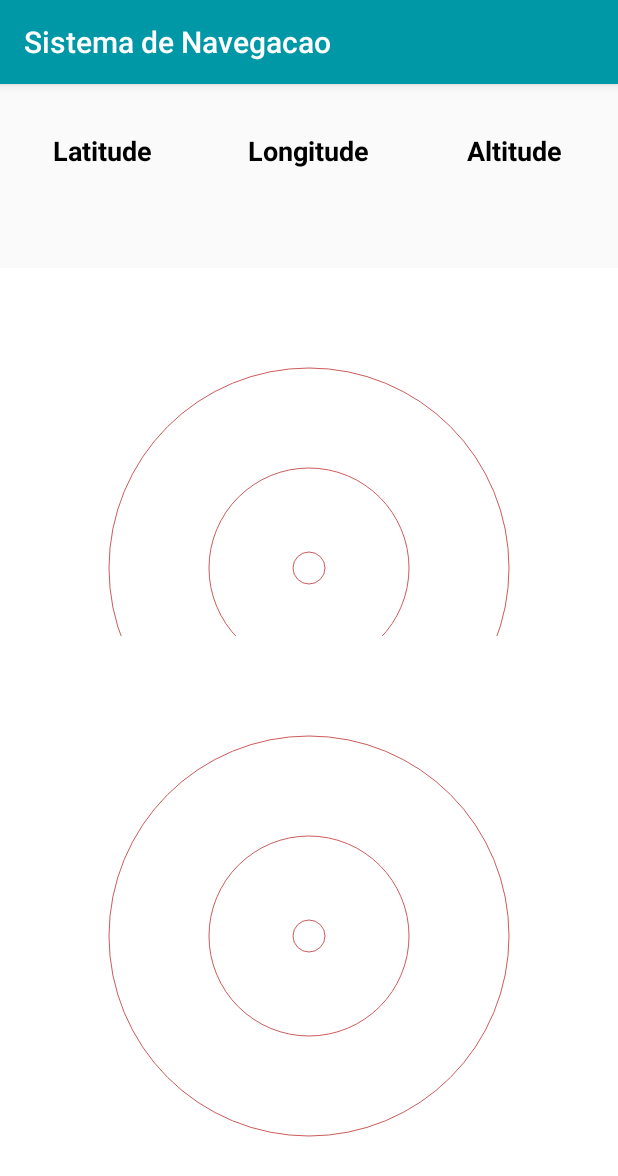
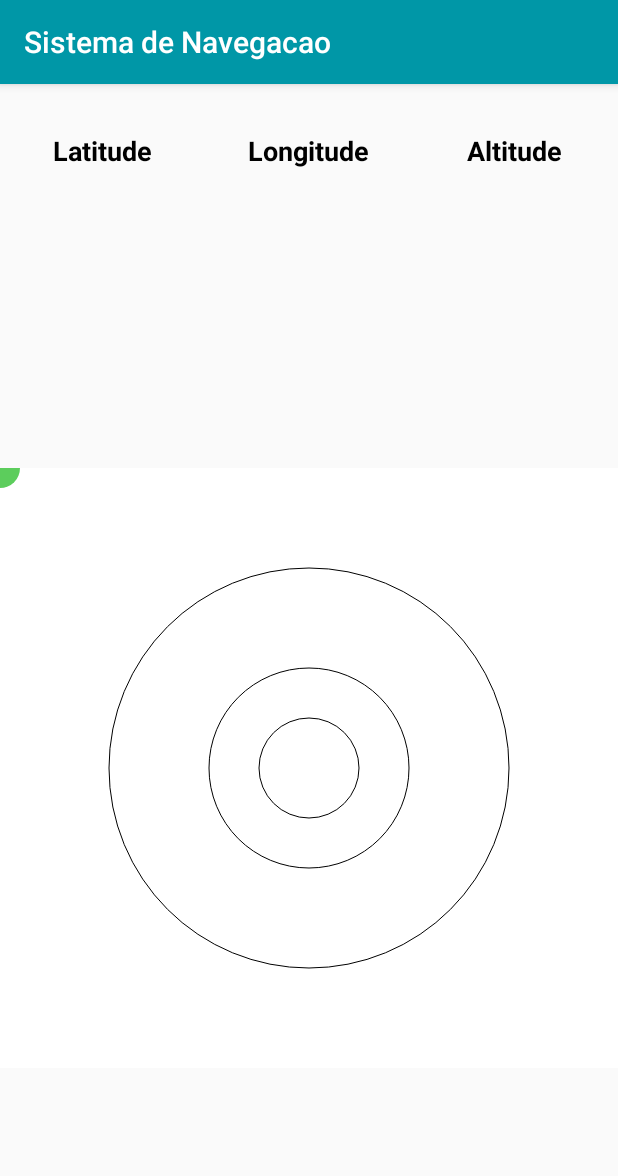
Before and after one commit to palomacorreia/_ANDROID_navegAndroid, an Android app: the TelaGNSS screen opened directly, with no data from a screen before it, on a phone screen of 412 x 824 dp. Shown: the top 1176 px of the screen. Run offline under Robolectric (Android 15) with nearby library versions, the phone set to English and light mode, and no system bars; 1 statement that could not run was skipped.

Commit message:
1 bolinha maldita

```diff
--- a/app/src/main/java/syssatelite/navegandroid/CircleView.java
+++ b/app/src/main/java/syssatelite/navegandroid/CircleView.java
@@ -20,6 +20,9 @@ public class CircleView extends View {
     private String text;      // texto
     private Rect rectangle;
     private Paint paint;
+    public Satelite Sat;
+    public float Xcc, Ycc;
+
 
     // construtor
     public CircleView(Context context, @Nullable AttributeSet attrs) {
@@ -37,53 +40,65 @@ public class CircleView extends View {
 
     }
 
-    @Override
+
+
+    public void SatInfo(Satelite arraySat)
+    {
+        //System.out.println("Tamnaho!"+ tamanho);
+        float Xc, Yc, Xs, Ys;
+        int radius = 5, i =0;
+        int W = this.getMeasuredHeight();
+        int H = this.getMeasuredHeight();
+        Paint paint = new Paint();
+        Canvas canvas =  new Canvas();
+
+        Xs = (float) (radius * Math.cos((arraySat.getELEV()) * Math.sin(arraySat.getAZIM())));
+        Ys = (float) (radius * Math.cos((arraySat.getELEV()) * Math.cos(arraySat.getAZIM()) ));
+
+        Xc = Xs + W / 2;
+        Yc = -Ys + H / 2;
+
+        paint.setStyle(Paint.Style.FILL);
+        paint.setColor(Color.BLUE);
+
+        canvas.drawPaint(paint);
+        // Use Color.parseColor to define HTML colors
+        paint.setColor(Color.parseColor("#5ccd5c"));
+
+        //canvas.drawCircle( Xc, (float)Yc, radius, paint);
+        System.out.println("DESENHEI O SATELITE MEU AMOR!");
+        Xcc = Xc;
+        Ycc = Yc;
+        System.out.println("Xcc" + Xcc);
+        System.out.println("Ycc" + Ycc);
+    }
+
+
     protected void onDraw(Canvas canvas) {
         Paint paint=new Paint();
 
 
         super.onDraw(canvas);
 
-        int x = getWidth();
-        int y = getHeight();
+        int x = getMeasuredWidth();
+        int y = getMeasuredHeight();
         int radius;
-        radius = 100;
+        radius = 50;
         paint.setStyle(Paint.Style.STROKE);
         paint.setColor(Color.WHITE);
         canvas.drawPaint(paint);
-        // Use Color.parseColor to define HTML colors
-        paint.setColor(Color.parseColor("#CD5C5C"));
+        // Use Color
+        // .parseColor to define HTML colors
+        paint.setColor(Color.parseColor("#000000"));
         canvas.drawCircle(x / 2, y / 2, radius, paint);
         canvas.drawCircle(x / 2, y / 2, radius*2, paint);
-        canvas.drawCircle(x / 2, y / 2, radius/6, paint);
+        canvas.drawCircle(x / 2, y / 2, radius*4, paint);
+        paint.setStyle(Paint.Style.FILL);
+        paint.setColor(Color.WHITE);
+        paint.setColor(Color.parseColor("#5ccd5c"));
+
+        canvas.drawCircle(Xcc, Ycc, 20, paint);}
 
 
-    }
-
-    public void SatInfo(Satelite arraySat)
-    {
-        double Xc, Yc, Xs, Ys;
-        int radius = 8;
-        int W = getWidth();
-        int H = getHeight();
-        Paint paint=new Paint();
-        Canvas canvas =  new Canvas();
-
-        Xs = radius * Math.cos(arraySat.getELEV()* Math.sin(arraySat.getAZIM()));
-        Ys = radius * Math.cos(arraySat.getELEV()) * Math.cos(arraySat.getAZIM());
-
-        Xc = Xs + W/2;
-        Yc = -Ys + H/2;
-
-        paint.setStyle(Paint.Style.STROKE);
-        paint.setColor(Color.BLUE);
-
-        canvas.drawPaint(paint);
-        // Use Color.parseColor to define HTML colors
-        paint.setColor(Color.parseColor("#5ccd5c"));
-
-        canvas.drawCircle((float) Xc, (float)Yc, radius, paint);
-        System.out.println("DESENHEI O SATELITE MEU AMOR!");
-    }
 
 }
--- a/app/src/main/java/syssatelite/navegandroid/TelaGNSS.java
+++ b/app/src/main/java/syssatelite/navegandroid/TelaGNSS.java
@@ -48,6 +48,7 @@ public class TelaGNSS extends AppCompatActivity implements LocationListener, Gps
     private ArrayList<Satelite> arraySatelite = new ArrayList<Satelite>();
     private CircleView myview;
     private final int REQUEST_LOCATION = 2;
+    public  int i=0;
 
 
     @Override
@@ -180,7 +181,6 @@ public class TelaGNSS extends AppCompatActivity implements LocationListener, Gps
         if(gpsStatus != null) {
             Iterable<GpsSatellite>satellites = gpsStatus.getSatellites();
             Iterator<GpsSatellite>sat = satellites.iterator();
-            int i=0;
             while (sat.hasNext()) {
                 GpsSatellite satellite = sat.next();
                 strGpsStats+= (i++) + ": " + "Pseudo-random number for the satellite:  "+satellite.getPrn() + "," + "Satellite was used by the GPS calculation: " + satellite.usedInFix() + "," + "Signal to noise ratio for the satellite: "+satellite.getSnr() + "," + "Azimuth of the satellite in degrees: "+satellite.getAzimuth() + "," +"Elevation of the satellite in degrees: "+satellite.getElevation()+ "\n\n";
@@ -191,13 +191,14 @@ public class TelaGNSS extends AppCompatActivity implements LocationListener, Gps
                 objSatelite.setSNR(satellite.getSnr());
                 //arraySatelite.add(objSatelite);
 //                if (objSatelite != null && arraySatelite.size()!= 0 && strGpsStats != "") {
-//                    System.out.println("SATELITE1:" + strGpsStats);
+//                    System.out.println("SATELITE1:" + sttemos aterGpsStats);
                     myview.SatInfo(objSatelite);
-//                }
-//                System.out.println("SATELITE2:" + strGpsStats);
+
+                System.out.println("SATELITE:" + strGpsStats);
             }
+        }
+       // myview.postInvalidate();
 
-        }
     }
 
 }
--- a/app/src/main/res/layout/activity_tela_gnss.xml
+++ b/app/src/main/res/layout/activity_tela_gnss.xml
@@ -124,17 +124,4 @@
 
     </LinearLayout>
 
-    <syssatelite.navegandroid.CircleView
-
-        android:id="@+id/satelitezinhos"
-        android:layout_width="match_parent"
-        android:layout_height="400dp"
-        app:layout_constraintBottom_toBottomOf="parent"
-        app:layout_constraintEnd_toEndOf="parent"
-        app:layout_constraintHorizontal_bias="0.493"
-        app:layout_constraintStart_toStartOf="parent"
-        app:layout_constraintTop_toTopOf="parent"
-        app:layout_constraintVertical_bias="0.924"
-        custom:circleView_circleColor="#4169E1"
-        custom:circleView_textColor="#BBB" />
 </LinearLayout>
```
